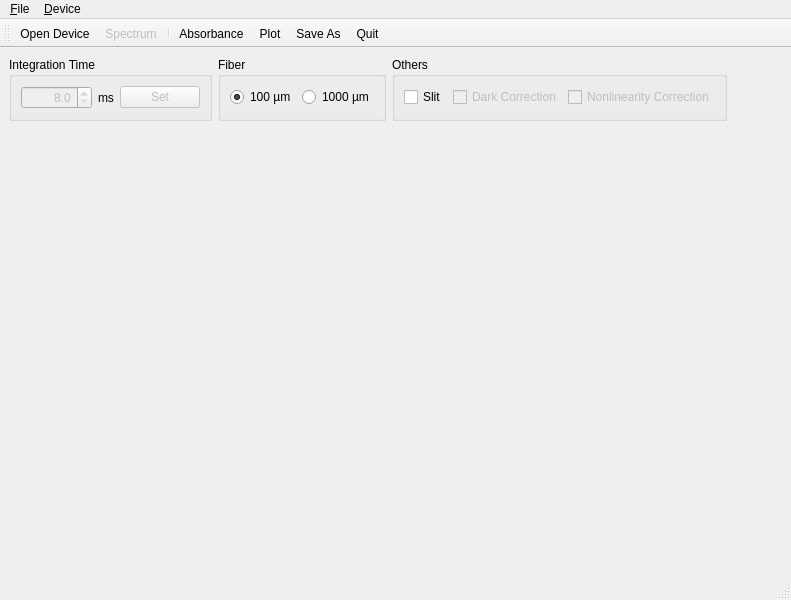
First picture: the form in spectrometer.ui, repository GNHua/Ocean-optics-spectrometer, before the edit.
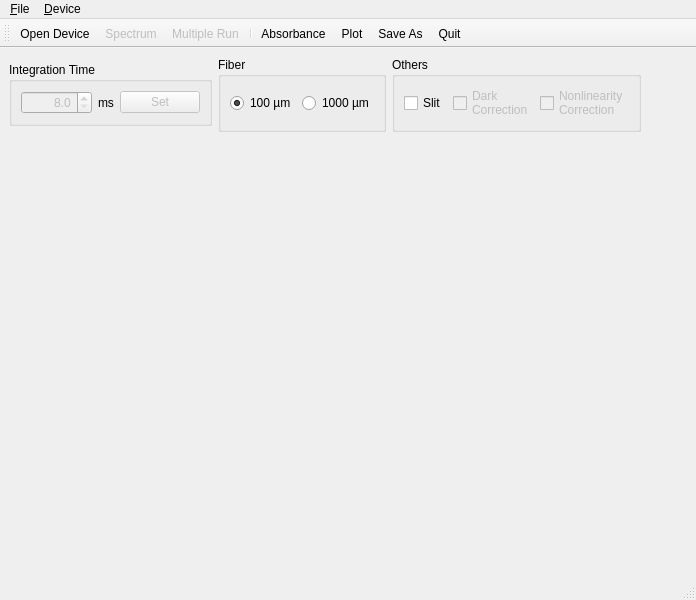
Second picture: the form after the edit. Icons and pictures are not drawn.

Commit message: working on multiple run

```diff
--- a/spectrometer.ui
+++ b/spectrometer.ui
@@ -6,7 +6,7 @@
    <rect>
     <x>0</x>
     <y>0</y>
-    <width>791</width>
+    <width>696</width>
     <height>600</height>
    </rect>
   </property>
@@ -114,7 +114,8 @@
           <bool>false</bool>
          </property>
          <property name="text">
-          <string>Dark Correction</string>
+          <string>Dark
+Correction</string>
          </property>
         </widget>
        </item>
@@ -124,7 +125,8 @@
           <bool>false</bool>
          </property>
          <property name="text">
-          <string>Nonlinearity Correction</string>
+          <string>Nonlinearity
+Correction</string>
          </property>
         </widget>
        </item>
@@ -162,7 +164,7 @@
     <rect>
      <x>0</x>
      <y>0</y>
-     <width>791</width>
+     <width>696</width>
      <height>22</height>
     </rect>
    </property>
@@ -201,6 +203,7 @@
    </attribute>
    <addaction name="actionOpenDev"/>
    <addaction name="actionSpectrum"/>
+   <addaction name="actionMultiRun"/>
    <addaction name="separator"/>
    <addaction name="actionAbsorbance"/>
    <addaction name="actionPlot"/>
@@ -304,6 +307,24 @@
     <string>Ctrl+B</string>
    </property>
   </action>
+  <action name="actionMultiRun">
+   <property name="checkable">
+    <bool>true</bool>
+   </property>
+   <property name="enabled">
+    <bool>false</bool>
+   </property>
+   <property name="icon">
+    <iconset resource="spectrometer.qrc">
+     <normaloff>:/icon/icon/Ice Cream Cone.png</normaloff>:/icon/icon/Ice Cream Cone.png</iconset>
+   </property>
+   <property name="text">
+    <string>Multiple Run</string>
+   </property>
+   <property name="shortcut">
+    <string>Ctrl+M</string>
+   </property>
+  </action>
  </widget>
  <resources>
   <include location="spectrometer.qrc"/>
```
Left out of the diff: 1 changed line with no effect on the pictures. The commit also changes 6 other files.
